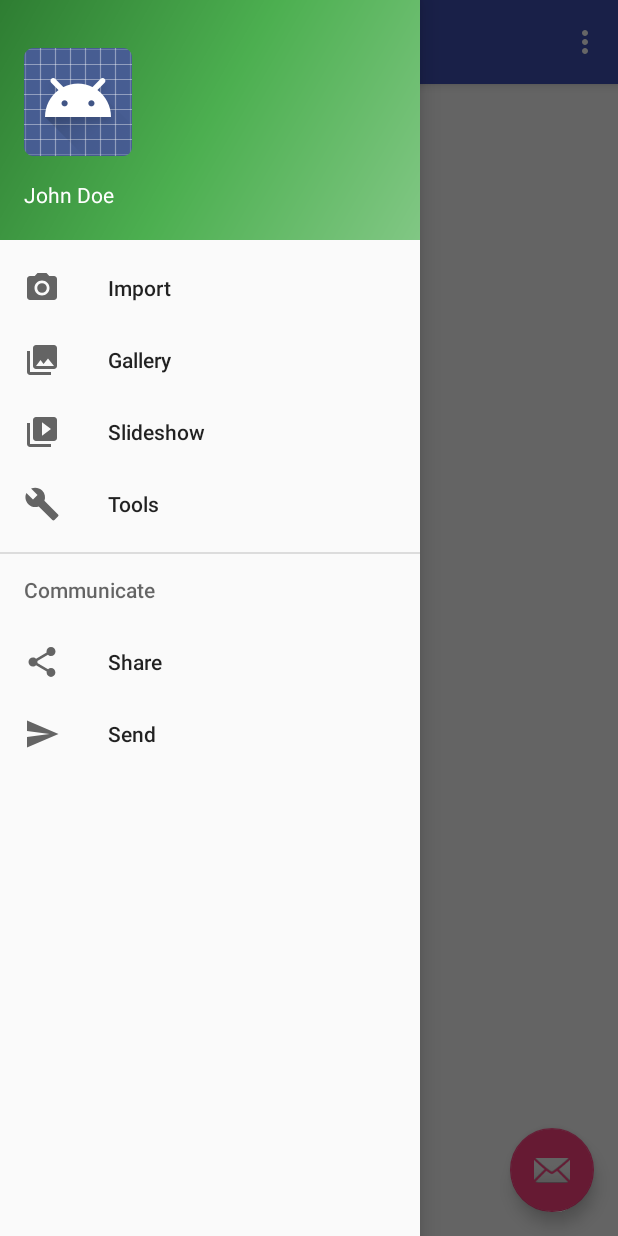
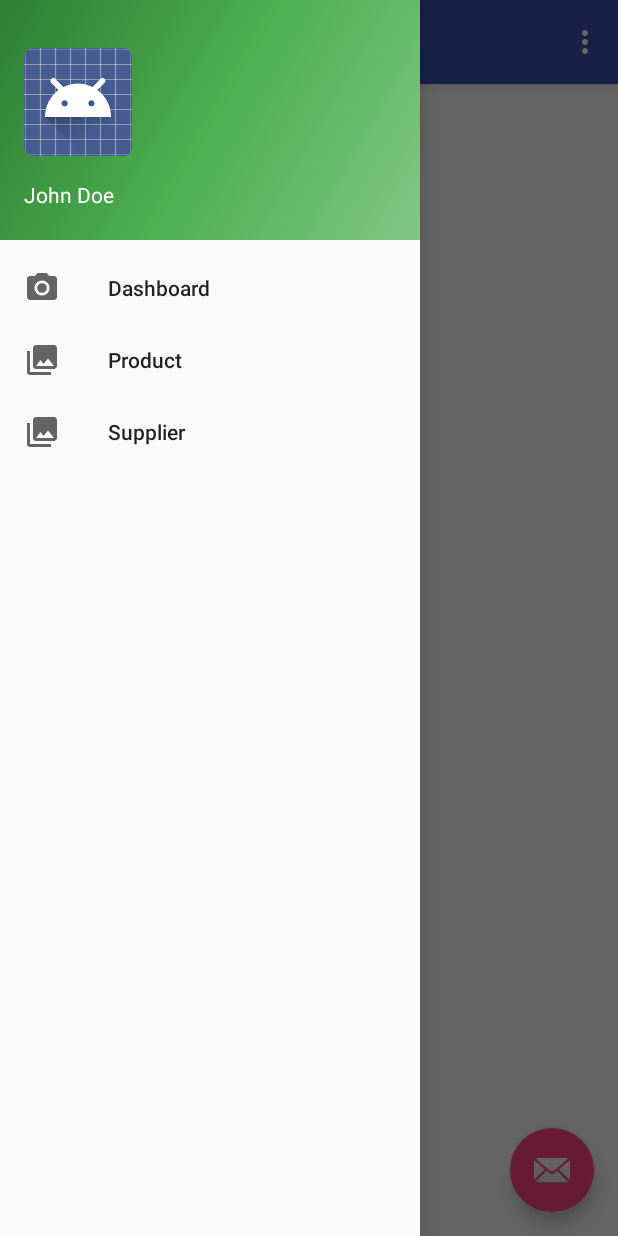
Before and after one commit to AppSecAI-TEST/Project_Apollo_Mobile, an Android app: the Dashboard screen opened directly, with no data from a screen before it, with the side drawer open, on a phone screen of 412 x 824 dp. Run offline under Robolectric (Android 15) with nearby library versions, the phone set to English and light mode, and no system bars; 1 statement that could not run was skipped.

Commit message:
Small update

```diff
--- a/app/src/main/res/layout/content_dashboard.xml
+++ b/app/src/main/res/layout/content_dashboard.xml
@@ -1,13 +1,13 @@
 <?xml version="1.0" encoding="utf-8"?>
-<android.support.constraint.ConstraintLayout xmlns:android="http://schemas.android.com/apk/res/android"
+<LinearLayout xmlns:android="http://schemas.android.com/apk/res/android"
     xmlns:app="http://schemas.android.com/apk/res-auto"
     xmlns:tools="http://schemas.android.com/tools"
+    android:id="@+id/q"
     android:layout_width="match_parent"
     android:layout_height="match_parent"
+    android:orientation="horizontal"
     app:layout_behavior="@string/appbar_scrolling_view_behavior"
     tools:context="com.projects.wesse.apollo_ui.Dashboard"
     tools:showIn="@layout/app_bar_dashboard">
 
-
-
-</android.support.constraint.ConstraintLayout>
+</LinearLayout>
--- a/app/src/main/res/menu/activity_dashboard_drawer.xml
+++ b/app/src/main/res/menu/activity_dashboard_drawer.xml
@@ -3,34 +3,17 @@
 
     <group android:checkableBehavior="single">
         <item
-            android:id="@+id/nav_camera"
+            android:id="@+id/nav_dashboard"
             android:icon="@drawable/ic_menu_camera"
-            android:title="Import" />
+            android:title="Dashboard" />
         <item
-            android:id="@+id/nav_gallery"
+            android:id="@+id/nav_product"
             android:icon="@drawable/ic_menu_gallery"
-            android:title="Gallery" />
+            android:title="Product" />
         <item
-            android:id="@+id/nav_slideshow"
-            android:icon="@drawable/ic_menu_slideshow"
-            android:title="Slideshow" />
-        <item
-            android:id="@+id/nav_manage"
-            android:icon="@drawable/ic_menu_manage"
-            android:title="Tools" />
+            android:id="@+id/nav_supplier"
+            android:icon="@drawable/ic_menu_gallery"
+            android:title="Supplier" />
     </group>
 
-    <item android:title="Communicate">
-        <menu>
-            <item
-                android:id="@+id/nav_share"
-                android:icon="@drawable/ic_menu_share"
-                android:title="Share" />
-            <item
-                android:id="@+id/nav_send"
-                android:icon="@drawable/ic_menu_send"
-                android:title="Send" />
-        </menu>
-    </item>
-
 </menu>
```
